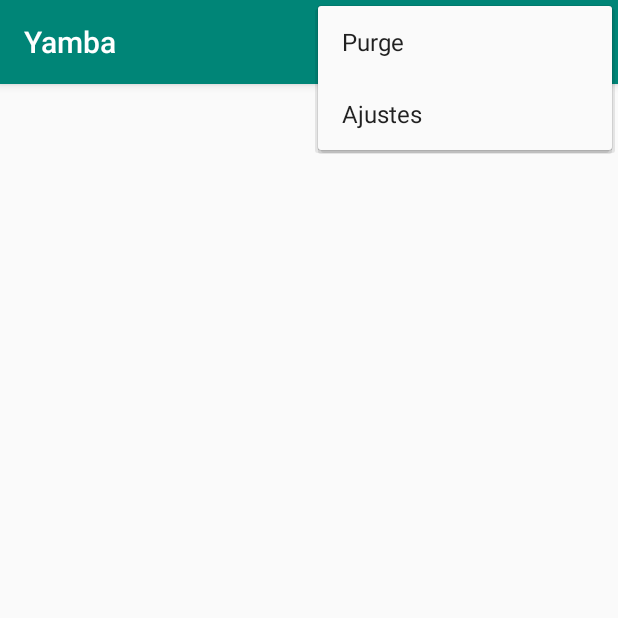
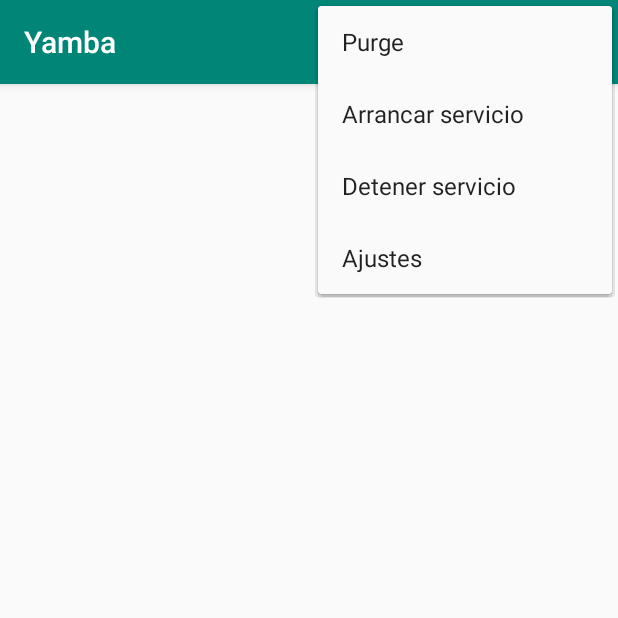
Before and after one commit to SergioEstebanP/SMOV-yamba, an Android app: the screen it shows after launch (MainActivity), with the options menu open, on a phone screen of 412 x 824 dp, the top half of it. Run offline under Robolectric (Android 15) with nearby library versions, the phone set to English and light mode, and no system bars.

Commit message:
Hasta ek tema 8

```diff
--- a/app/build.gradle
+++ b/app/build.gradle
@@ -29,4 +29,5 @@ dependencies {
     androidTestImplementation 'com.android.support.test:runner:1.0.2'
     androidTestImplementation 'com.android.support.test.espresso:espresso-core:3.0.2'
     testImplementation 'junit:junit:4.12'
+    implementation 'org.jetbrains:annotations-java5:15.0'
 }
--- a/app/src/main/AndroidManifest.xml
+++ b/app/src/main/AndroidManifest.xml
@@ -19,9 +19,15 @@
         <activity android:name=".MainActivity">
             <intent-filter>
                 <action android:name="android.intent.action.MAIN" />
+
                 <category android:name="android.intent.category.LAUNCHER" />
             </intent-filter>
         </activity>
+
+        <service
+            android:name=".RefreshService"
+            android:enabled="true"
+            android:exported="true"></service>
     </application>
 
 </manifest>
--- a/app/src/main/java/com/alvaro/sergio/smov_yamba/MainActivity.java
+++ b/app/src/main/java/com/alvaro/sergio/smov_yamba/MainActivity.java
@@ -29,6 +29,12 @@ public class MainActivity extends AppCompatActivity {
             case R.id.action_twet:
                 startActivity(new Intent(this,StatusActivity.class));
                 return true;
+            case R.id.itemServiceStart:
+                startService(new Intent(this, RefreshService.class));
+                return true;
+            case R.id.itemServiceStop:
+                stopService(new Intent(this, RefreshService.class));
+                return true;
             default:
                 return false;
         }
--- a/app/src/main/java/com/alvaro/sergio/smov_yamba/StatusFragment.java
+++ b/app/src/main/java/com/alvaro/sergio/smov_yamba/StatusFragment.java
@@ -114,8 +114,8 @@ public class StatusFragment extends Fragment implements View.OnClickListener, Te
 
         @Override
         protected String doInBackground(String... strings) {
-            String accesstoken = pref.getString("accesstoken", "");
-            String accesstokensecret = pref.getString("accesstokensecret", "");
+            String accesstoken = pref.getString("accesstoken", "1052940451936907264-5embE34o8XzKyjFmXdKcr4rY0GSqAm");
+            String accesstokensecret = pref.getString("accesstokensecret", "mMYubNM7VnSNBOPxjN0E8MimVafBYhDRYf1Kcbl7Gxt1s");
             if (TextUtils.isEmpty(accesstoken) || TextUtils.isEmpty(accesstokensecret)) {
                 getActivity().startActivity(new Intent(getActivity(), SettingsActivity.class));
                 return "Por favor, actualiza tu nombre de usuario y tu contraseña";
--- a/app/src/main/java/com/alvaro/sergio/smov_yamba/SupportServices.java
+++ b/app/src/main/java/com/alvaro/sergio/smov_yamba/SupportServices.java
@@ -18,4 +18,5 @@ public class SupportServices {
     public static final String MESSAGE_SEND_NOT_SEND = "Message not sent";
     public static final String INTERNET_FAIL = "Internet Access OFF";
     public static final String INVALID_CREDENTIALS = "Invalid credentials";
+    public static final String TAGService = "RefreshService";
 }
--- a/app/src/main/res/menu/menu.xml
+++ b/app/src/main/res/menu/menu.xml
@@ -16,5 +16,13 @@
         android:id="@+id/action_purge"
         android:icon="@android:drawable/ic_menu_delete"
         android:title="@string/purge" />
+    <item
+        android:id="@+id/itemServiceStart"
+        android:title="@string/titleServiceStart"
+        android:icon="@android:drawable/ic_media_play" />
+    <item
+        android:id="@+id/itemServiceStop"
+        android:title="@string/titleServiceStop"
+        android:icon="@android:drawable/ic_media_pause" />
 
 </menu>
--- a/app/src/main/res/values/strings.xml
+++ b/app/src/main/res/values/strings.xml
@@ -11,4 +11,6 @@
     <string name="action_settings">Ajustes</string>
     <string name="tweet">Tweet</string>
     <string name="purge">Purge</string>
+    <string name="titleServiceStart">Arrancar servicio</string>
+    <string name="titleServiceStop">Detener servicio</string>
 </resources>
```
Also changed, not shown: app/src/main/java/com/alvaro/sergio/smov_yamba/RefreshService.java (added, +79 -0 lines).
